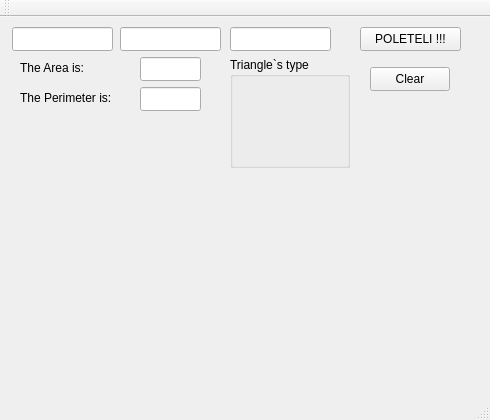
Qt form mainwindow.ui (MaminDRG/OOP_lab6) before a commit.
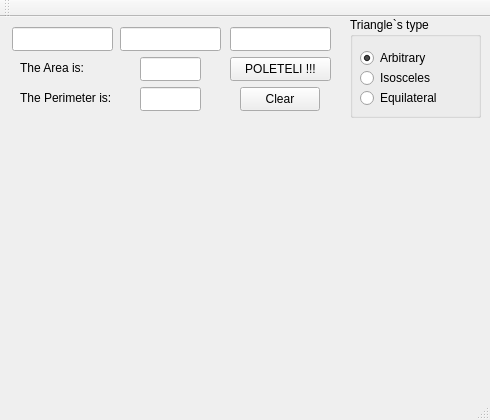
The same form after that commit.

```diff
--- a/mainwindow.ui
+++ b/mainwindow.ui
@@ -23,8 +23,8 @@
    <widget class="QPushButton" name="PushButton">
     <property name="geometry">
      <rect>
-      <x>360</x>
-      <y>10</y>
+      <x>230</x>
+      <y>40</y>
       <width>101</width>
       <height>24</height>
      </rect>
@@ -163,8 +163,8 @@
    <widget class="QPushButton" name="PushButtonClear">
     <property name="geometry">
      <rect>
-      <x>370</x>
-      <y>50</y>
+      <x>240</x>
+      <y>70</y>
       <width>80</width>
       <height>24</height>
      </rect>
@@ -176,15 +176,69 @@
    <widget class="QGroupBox" name="groupBox">
     <property name="geometry">
      <rect>
-      <x>230</x>
-      <y>40</y>
-      <width>120</width>
-      <height>111</height>
+      <x>350</x>
+      <y>0</y>
+      <width>131</width>
+      <height>101</height>
      </rect>
     </property>
     <property name="title">
      <string>Triangle`s type</string>
     </property>
+    <widget class="QRadioButton" name="radioButton_Arbitrary">
+     <property name="geometry">
+      <rect>
+       <x>10</x>
+       <y>30</y>
+       <width>111</width>
+       <height>22</height>
+      </rect>
+     </property>
+     <property name="text">
+      <string>Arbitrary</string>
+     </property>
+     <property name="checked">
+      <bool>true</bool>
+     </property>
+    </widget>
+    <widget class="QRadioButton" name="radioButton_Isosceles">
+     <property name="geometry">
+      <rect>
+       <x>10</x>
+       <y>50</y>
+       <width>111</width>
+       <height>22</height>
+      </rect>
+     </property>
+     <property name="text">
+      <string>Isosceles</string>
+     </property>
+     <property name="checked">
+      <bool>false</bool>
+     </property>
+    </widget>
+    <widget class="QRadioButton" name="radioButton_Equilateral">
+     <property name="geometry">
+      <rect>
+       <x>10</x>
+       <y>70</y>
+       <width>111</width>
+       <height>22</height>
+      </rect>
+     </property>
+     <property name="autoFillBackground">
+      <bool>false</bool>
+     </property>
+     <property name="text">
+      <string>Equilateral</string>
+     </property>
+     <property name="checkable">
+      <bool>true</bool>
+     </property>
+     <property name="checked">
+      <bool>false</bool>
+     </property>
+    </widget>
    </widget>
   </widget>
   <widget class="QMenuBar" name="menuBar">
```
